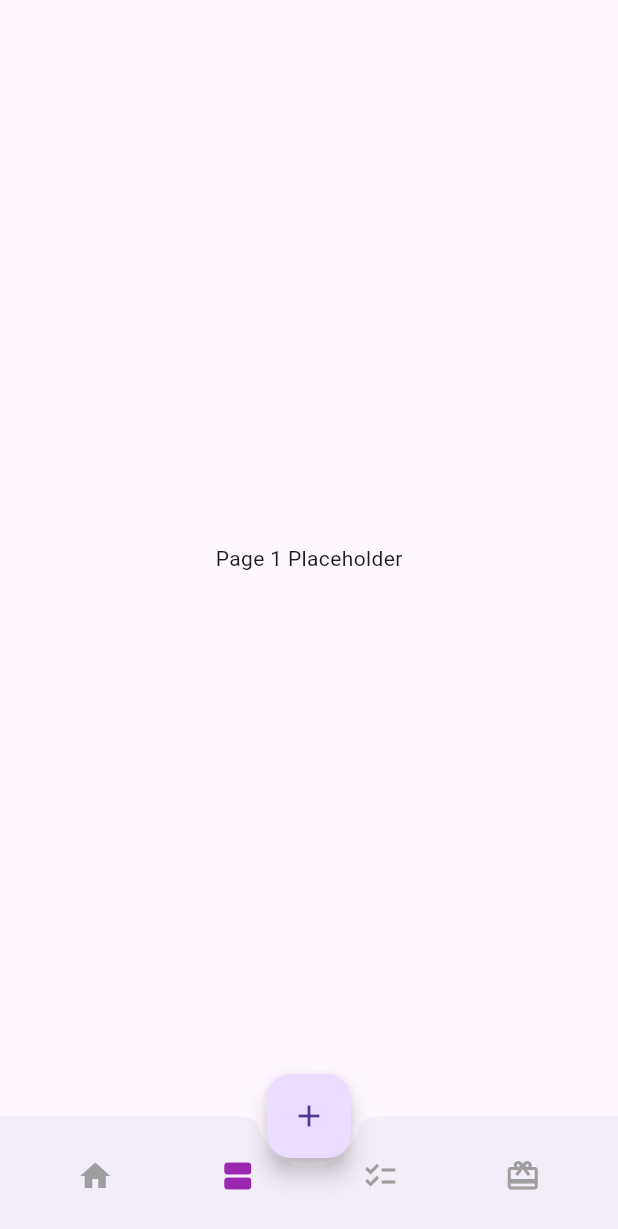
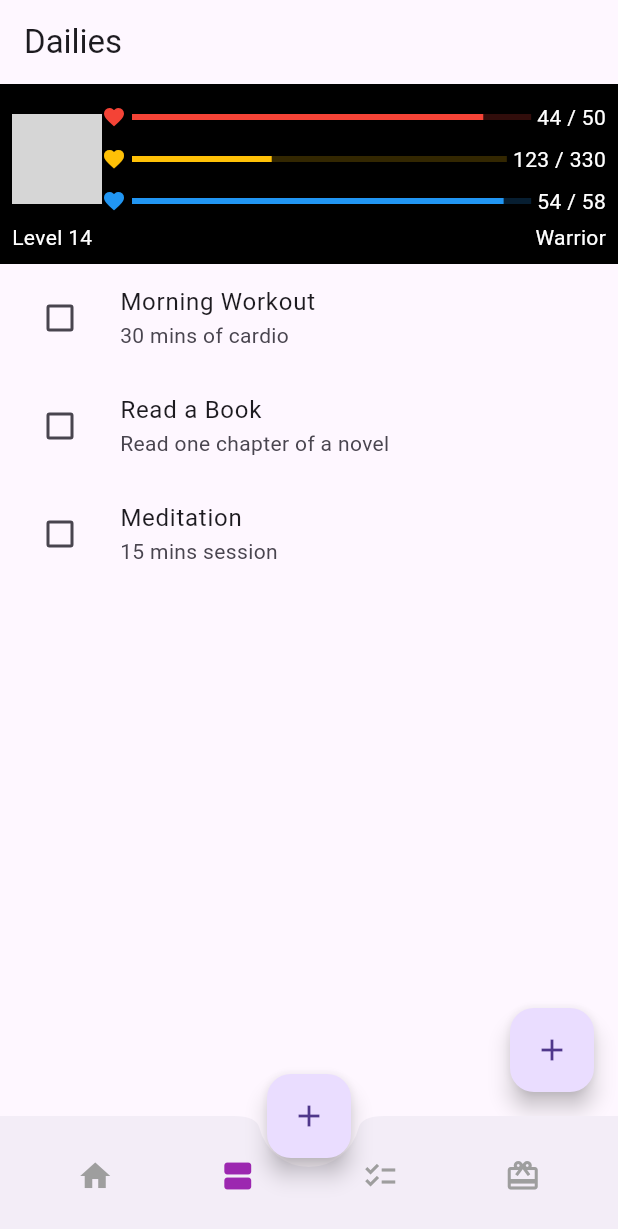
Before and after one commit to NPCuong069/habitpunk_final, a Flutter app: the screen it shows after launch, item 2 of the bottom bar chosen, on a phone screen of 412 x 824 dp. Shown: the top 1229 px of the screen. Run offline on Flutter 3.47's test engine with Material 3 defaults, Android fonts, the phone set to English and light mode, and no system bars; network calls fail; grey boxes are pictures that could not be loaded.

Commit message:
update dailies page

```diff
--- a/lib/main.dart
+++ b/lib/main.dart
@@ -1,7 +1,8 @@
 import 'package:flutter/material.dart' hide NavigationBar;
-import 'package:firebase_core/firebase_core.dart';
+// import 'package:firebase_core/firebase_core.dart';
 import 'src/ui/widgets/navigation_bar.dart';
 import 'src/ui/pages/habits_page.dart'; // Import the HabitsPage
+import 'src/ui/pages/dailies_page.dart';
 
 void main() async {
   WidgetsFlutterBinding.ensureInitialized();
@@ -14,6 +15,9 @@ class MyApp extends StatelessWidget {
   Widget build(BuildContext context) {
     return MaterialApp(
       title: 'Cyberpunk Habitica',
+      theme: ThemeData(
+        // Define your app theme if needed
+      ),
       home: MainScreen(),
     );
   }
@@ -27,14 +31,18 @@ class MainScreen extends StatefulWidget {
 class _MainScreenState extends State<MainScreen> {
   int _selectedIndex = 0;
 
-  // Define the list of pages here
-  final List<Widget> _pages = [
-    HabitsPage(), // The HabitsPage is at index 0
-    // Add other pages here at index 1, 2, and so on...
-    Center(child: Text('Page 1 Placeholder')),
-    Center(child: Text('Page 2 Placeholder')),
-    Center(child: Text('Page 3 Placeholder')),
-  ];
+  // Use a function to lazily create the pages
+  Widget _getPage(int index) {
+    switch (index) {
+      case 0:
+        return HabitsPage();
+      case 1:
+        return DailiesPage();
+      // Add other cases for more pages
+      default:
+        return Center(child: Text('Page Placeholder'));
+    }
+  }
 
   void _onNavBarItemTapped(int index) {
     setState(() {
@@ -45,10 +53,7 @@ class _MainScreenState extends State<MainScreen> {
   @override
   Widget build(BuildContext context) {
     return Scaffold(
-      body: IndexedStack(
-        index: _selectedIndex,
-        children: _pages,
-      ),
+      body: _getPage(_selectedIndex),
       bottomNavigationBar: NavigationBar(
         currentIndex: _selectedIndex,
         onItemSelected: _onNavBarItemTapped,
--- /dev/null
+++ b/lib/src/ui/pages/dailies_page.dart
@@ -0,0 +1,153 @@
+import 'package:flutter/material.dart';
+
+class DailiesPage extends StatefulWidget {
+  @override
+  _DailiesPageState createState() => _DailiesPageState();
+}
+
+class _DailiesPageState extends State<DailiesPage> {
+  final List<Task> _tasks = [
+    Task(title: "Morning Workout", description: "30 mins of cardio", completed: false),
+    Task(title: "Read a Book", description: "Read one chapter of a novel", completed: false),
+    Task(title: "Meditation", description: "15 mins session", completed: false),
+  ];
+
+  @override
+  Widget build(BuildContext context) {
+    return Scaffold(
+      appBar: AppBar(
+        title: Text('Dailies'),
+      ),
+      body: Column(
+        children: [
+          UserStatusCard(), // Add the UserStatusCard at the top
+          Expanded(
+            child: ListView.builder(
+              itemCount: _tasks.length,
+              itemBuilder: (context, index) {
+                final task = _tasks[index];
+                return ListTile(
+                  leading: Checkbox(
+                    value: task.completed,
+                    onChanged: (bool? value) {
+                      setState(() {
+                        task.completed = value ?? false;
+                      });
+                    },
+                  ),
+                  title: Text(task.title),
+                  subtitle: Text(task.description),
+                );
+              },
+            ),
+          ),
+        ],
+      ),
+      floatingActionButton: FloatingActionButton(
+        onPressed: () {
+          // Placeholder for adding a new task
+          print("Add new task");
+        },
+        child: Icon(Icons.add),
+      ),
+    );
+  }
+}
+
+class StatBar extends StatelessWidget {
+  final String label;
+  final int value;
+  final int maxValue;
+  final Color color;
+
+  const StatBar({
+    Key? key,
+    required this.label,
+    required this.value,
+    required this.maxValue,
+    required this.color,
+  }) : super(key: key);
+
+  @override
+  Widget build(BuildContext context) {
+    return Padding(
+      padding: const EdgeInsets.symmetric(vertical: 4.0),
+      child: Row(
+        children: [
+          Icon(
+            Icons.favorite, // Just as an example, use appropriate icons for each stat
+            color: color,
+            size: 16,
+          ),
+          SizedBox(width: 4),
+          Expanded(
+            child: LinearProgressIndicator(
+              value: value / maxValue.toDouble(),
+              backgroundColor: color.withOpacity(0.2),
+              valueColor: AlwaysStoppedAnimation<Color>(color),
+            ),
+          ),
+          SizedBox(width: 4),
+          Text('$value / $maxValue', style: TextStyle(color: Colors.white)),
+        ],
+      ),
+    );
+  }
+}
+
+class UserStatusCard extends StatelessWidget {
+  @override
+  Widget build(BuildContext context) {
+    // Sample data to simulate a user profile
+    final String avatarUrl = 'https://via.placeholder.com/150';
+    final int health = 44;
+    final int maxHealth = 50;
+    final int experience = 123;
+    final int nextLevelExp = 330;
+    final int mana = 54;
+    final int maxMana = 58;
+    final int level = 14;
+    final String userClass = 'Warrior';
+
+    return Container(
+      color: Colors.black, // Background color for the status bar
+      child: Padding(
+        padding: const EdgeInsets.all(8.0),
+        child: Column(
+          children: [
+            Row(
+              children: [
+                Image.network(avatarUrl, width: 60, height: 60), // User avatar
+                Expanded(
+                  child: Column(
+                    crossAxisAlignment: CrossAxisAlignment.start,
+                    children: [
+                      StatBar(label: 'Health', value: health, maxValue: maxHealth, color: Colors.red),
+                      StatBar(label: 'Experience', value: experience, maxValue: nextLevelExp, color: Colors.amber),
+                      StatBar(label: 'Mana', value: mana, maxValue: maxMana, color: Colors.blue),
+                    ],
+                  ),
+                ),
+              ],
+            ),
+            Row(
+              mainAxisAlignment: MainAxisAlignment.spaceBetween,
+              children: [
+                Text('Level $level', style: TextStyle(color: Colors.white)),
+                Text(userClass, style: TextStyle(color: Colors.white)),
+              ],
+            ),
+          ],
+        ),
+      ),
+    );
+  }
+}
+
+class Task {
+  String title;
+  String description;
+  bool completed;
+
+  Task({required this.title, required this.description, this.completed = false});
+}
--- a/lib/src/ui/pages/habits_page.dart
+++ b/lib/src/ui/pages/habits_page.dart
@@ -108,9 +108,7 @@ class HabitList extends StatelessWidget {
 
 class HabitItem extends StatelessWidget {
   final String habit;
-
   const HabitItem({Key? key, required this.habit}) : super(key: key);
-
   @override
   Widget build(BuildContext context) {
     return ListTile(
```
